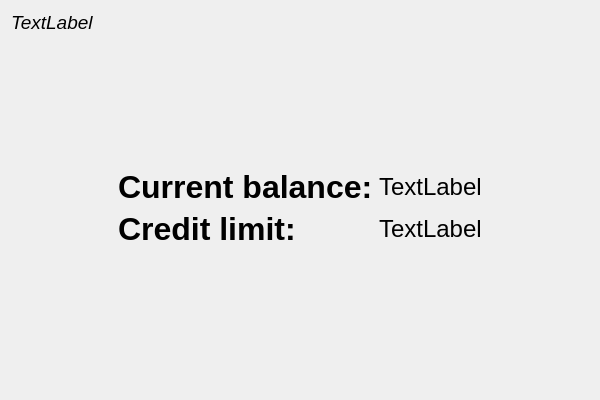
First picture: the form in frontend/BalanceWidget.ui, repository katerynabratiuk/ATM, before the edit.
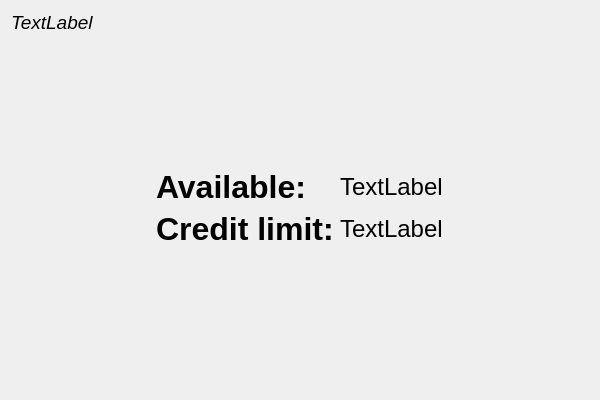
Second picture: the form after the edit.

The edit to the form file:
```diff
--- a/frontend/BalanceWidget.ui
+++ b/frontend/BalanceWidget.ui
@@ -26,7 +26,7 @@
         </font>
        </property>
        <property name="text">
-        <string>Current balance:</string>
+        <string>Available:</string>
        </property>
       </widget>
      </item>
```
